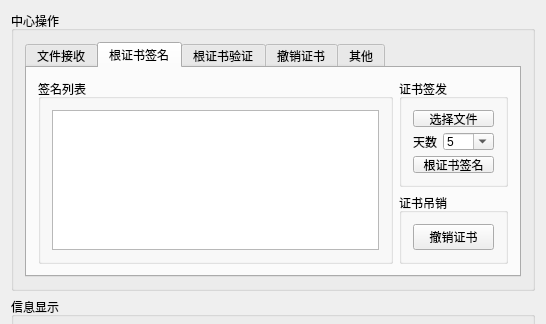
Qt form V2.0/CAServer/CAServer/mainwindow.ui (zengrx/openssl_ca) before a commit; both pictures show x 0 to 546 and y 0 to 324 of the 546 by 646 pixel window.
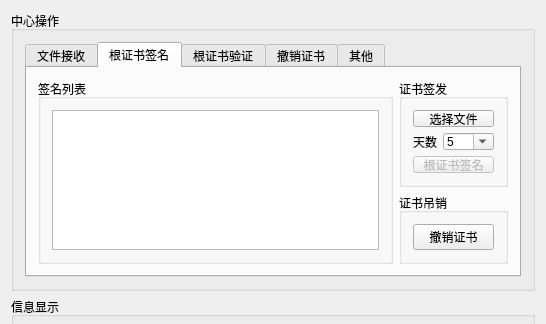
The same form after that commit. The open tabs and pages were chosen to show the change.

What changed in the file:
```diff
--- a/V2.0/CAServer/CAServer/mainwindow.ui
+++ b/V2.0/CAServer/CAServer/mainwindow.ui
@@ -331,6 +331,9 @@
                     </item>
                     <item>
                      <widget class="QPushButton" name="pushButton_5">
+                      <property name="enabled">
+                       <bool>false</bool>
+                      </property>
                       <property name="maximumSize">
                        <size>
                         <width>150</width>
```
Left out of the diff: 2 changed lines with no effect on the pictures.
